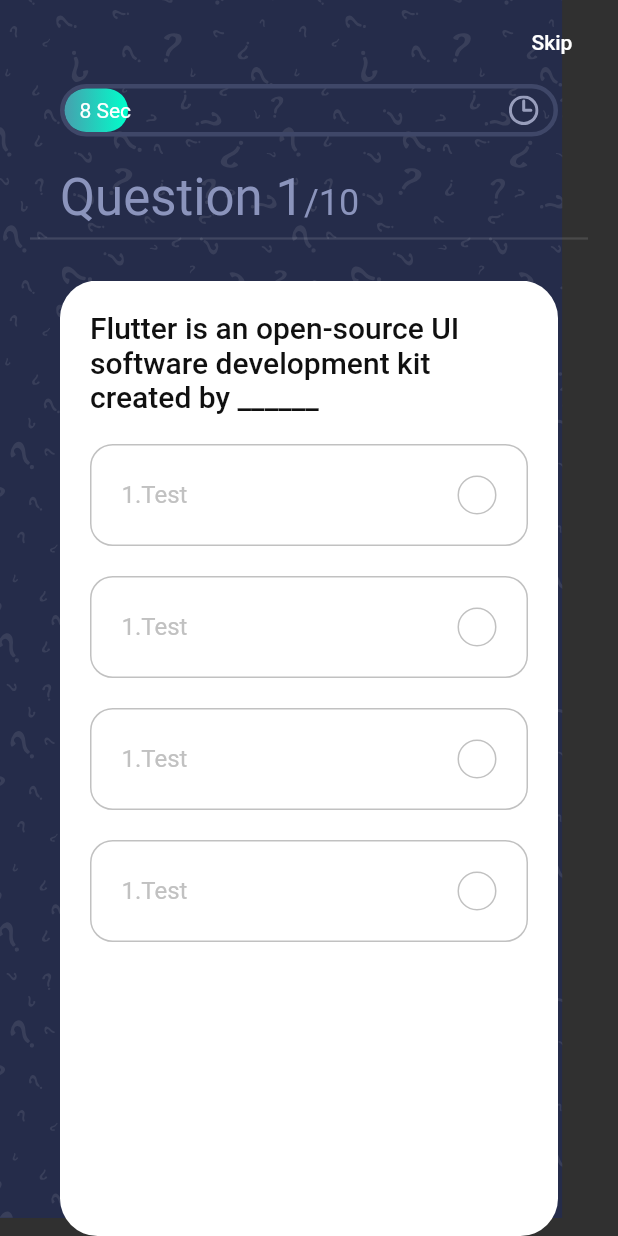
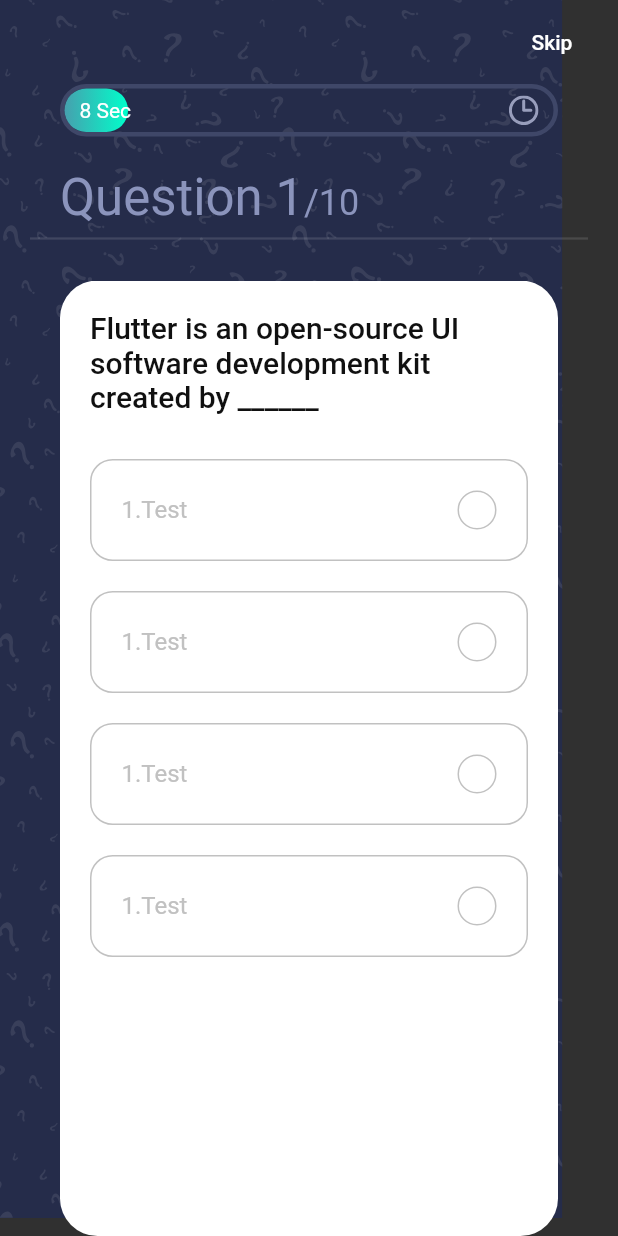
Before and after one commit to eswarmulpuri/quiz_app, a Flutter app: the screen it shows after launch, on a phone screen of 412 x 824 dp. Run offline on Flutter 3.47's test engine with Material 2 defaults, Android fonts, the phone set to English and light mode, and no system bars; our stand-ins replace flutter_svg, get.

Commit message:
added extra spacing in the quiz app

```diff
--- a/lib/screens/quiz/components/question_card.dart
+++ b/lib/screens/quiz/components/question_card.dart
@@ -24,6 +24,7 @@ class QuestionCard extends StatelessWidget {
                   .headline6
                   .copyWith(color: kBlackColor)
           ),
+          SizedBox(height: kDefaultPadding/2),
           Option(),
           Option(),
           Option(),
```
